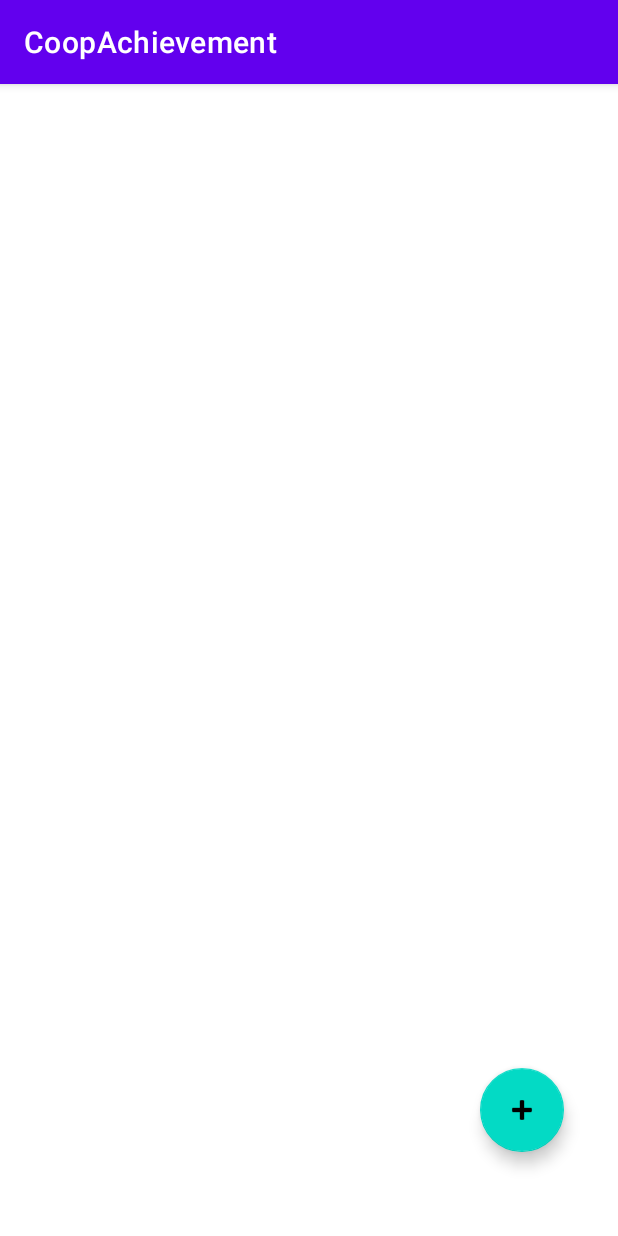
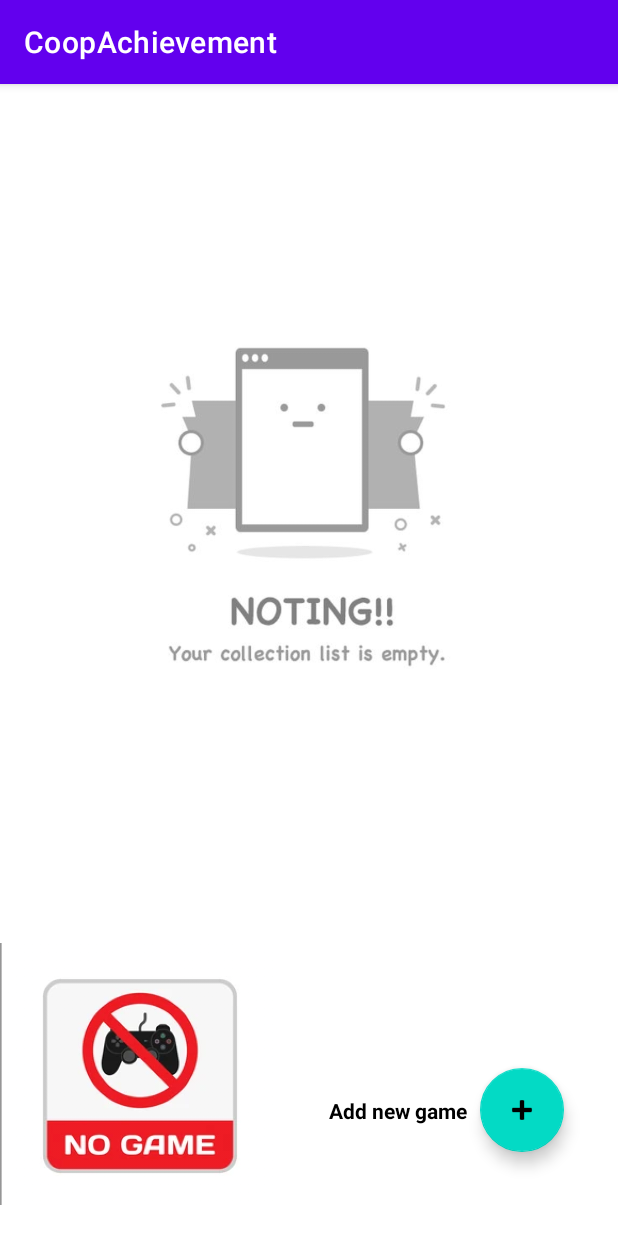
Before and after one commit to FraserW123/CoopAchievement, an Android app: the screen it shows after launch (MainActivity), on a phone screen of 412 x 824 dp. Run offline under Robolectric (Android 15) with nearby library versions, the phone set to English and light mode, and no system bars.

Commit message:
Added empty state in both main activity and gamesplayed.java

```diff
--- a/app/src/main/java/com/example/coopachievement/MainActivity.java
+++ b/app/src/main/java/com/example/coopachievement/MainActivity.java
@@ -8,6 +8,7 @@ import android.content.SharedPreferences;
 import android.os.Bundle;
 import android.util.Log;
 import android.widget.ArrayAdapter;
+import android.widget.ImageView;
 import android.widget.ListView;
 import android.widget.TextView;
 import android.widget.Toast;
@@ -21,19 +22,21 @@ import java.util.List;
 public class MainActivity extends AppCompatActivity {
     GameConfig gameConfig = GameConfig.getInstance();
     boolean startup = true;
+    ListView lvManager;
+    ImageView nogames;
+    ImageView nolist;
     @Override
     protected void onCreate(Bundle savedInstanceState) {
         super.onCreate(savedInstanceState);
         setContentView(R.layout.activity_main);
-
-
         findViewById(R.id.addGameConfig).setOnClickListener(v->{
             Intent intent = new Intent(this, GameTitle.class);
             System.out.println("game played so far "+gameConfig.getNumGame());
             intent.putExtra("new_game", gameConfig.getNumGame());
             startActivity(intent);
         });
-
+        nogames = findViewById(R.id.nogames);
+        nolist = findViewById(R.id.nolist);
         populateListView();
         listClick();
         storeGameList();
@@ -41,8 +44,8 @@ public class MainActivity extends AppCompatActivity {
     }
 
     private void listClick() {
-        ListView lvManager = findViewById(R.id.ListofGames);
-        lvManager.setOnItemClickListener((parent, view, position, id) -> {
+        ListView lvManager1 = findViewById(R.id.ListofGames);
+        lvManager1.setOnItemClickListener((parent, view, position, id) -> {
             TextView textView = (TextView) view;
             String message = "You clicked # " + position + ", which is game: " + textView.getText().toString();
             Toast.makeText(this, message, Toast.LENGTH_SHORT).show();
@@ -61,8 +64,10 @@ public class MainActivity extends AppCompatActivity {
 
         ArrayAdapter<String> adapter = new ArrayAdapter<>(
                 this, R.layout.list_game_config, list);
-        ListView lvManager = findViewById(R.id.ListofGames);
+        lvManager = findViewById(R.id.ListofGames);
         lvManager.setAdapter(adapter);
+        lvManager.setEmptyView(nolist);
+        lvManager.setEmptyView(nogames);
     }
 
 
--- a/app/src/main/res/layout/activity_add_score.xml
+++ b/app/src/main/res/layout/activity_add_score.xml
@@ -14,6 +14,7 @@
         android:layout_marginTop="88dp"
         android:text="Number of Players:"
         android:textSize="24sp"
+        android:textStyle="bold"
         app:layout_constraintStart_toStartOf="parent"
         app:layout_constraintTop_toTopOf="parent" />
 
@@ -47,6 +48,7 @@
         android:layout_marginTop="24dp"
         android:text="Score"
         android:textSize="24sp"
+        android:textStyle="bold"
         app:layout_constraintStart_toStartOf="parent"
         app:layout_constraintTop_toBottomOf="@+id/etn_num_players" />
 
--- a/app/src/main/res/layout/activity_game_title.xml
+++ b/app/src/main/res/layout/activity_game_title.xml
@@ -25,6 +25,7 @@
         android:layout_height="30dp"
         android:text="Name: "
         android:textSize="25sp"
+        android:textStyle="bold"
         app:layout_constraintBottom_toBottomOf="parent"
         app:layout_constraintEnd_toEndOf="parent"
         app:layout_constraintHorizontal_bias="0.078"
@@ -38,6 +39,7 @@
         android:layout_height="wrap_content"
         android:text="Description: "
         android:textSize="25sp"
+        android:textStyle="bold"
         app:layout_constraintBottom_toBottomOf="parent"
         app:layout_constraintEnd_toEndOf="parent"
         app:layout_constraintHorizontal_bias="0.091"
--- a/app/src/main/res/layout/activity_main.xml
+++ b/app/src/main/res/layout/activity_main.xml
@@ -21,11 +21,54 @@
         app:layout_constraintVertical_bias="0.921"
         app:srcCompat="@android:drawable/ic_input_add" />
 
+    <ImageView
+        android:id="@+id/nolist"
+        android:layout_width="wrap_content"
+        android:layout_height="wrap_content"
+        app:layout_constraintBottom_toBottomOf="parent"
+        app:layout_constraintEnd_toEndOf="parent"
+        app:layout_constraintHorizontal_bias="0.0"
+        app:layout_constraintStart_toStartOf="parent"
+        app:layout_constraintTop_toTopOf="parent"
+        app:layout_constraintVertical_bias="0.0"
+        app:srcCompat="@drawable/emptystate" />
+
+    <ImageView
+        android:id="@+id/nogames"
+        android:layout_width="185dp"
+        android:layout_height="216dp"
+        app:layout_constraintBottom_toBottomOf="parent"
+        app:layout_constraintEnd_toEndOf="parent"
+        app:layout_constraintHorizontal_bias="0.0"
+        app:layout_constraintStart_toStartOf="parent"
+        app:layout_constraintTop_toTopOf="parent"
+        app:layout_constraintVertical_bias="1.0"
+        app:srcCompat="@drawable/nogame" />
+
+    <TextView
+        android:id="@+id/textView"
+        android:layout_width="wrap_content"
+        android:layout_height="wrap_content"
+        android:text="Add new game"
+        android:textColor="@color/black"
+        android:textStyle="bold"
+        app:layout_constraintBottom_toBottomOf="parent"
+        app:layout_constraintEnd_toEndOf="parent"
+        app:layout_constraintHorizontal_bias="0.685"
+        app:layout_constraintStart_toStartOf="parent"
+        app:layout_constraintTop_toTopOf="parent"
+        app:layout_constraintVertical_bias="0.901" />
+
     <ListView
         android:id="@+id/ListofGames"
         android:layout_width="409dp"
         android:layout_height="620dp"
-        tools:layout_editor_absoluteX="1dp"
-        tools:layout_editor_absoluteY="1dp" />
+        app:layout_constraintBottom_toBottomOf="parent"
+        app:layout_constraintEnd_toEndOf="parent"
+        app:layout_constraintHorizontal_bias="0.0"
+        app:layout_constraintStart_toStartOf="parent"
+        app:layout_constraintTop_toTopOf="parent"
+        app:layout_constraintVertical_bias="0.0" />
+
 
 </androidx.constraintlayout.widget.ConstraintLayout>
```
Also changed, not shown: app/src/main/java/com/example/coopachievement/gamesplayed.java (+13 -3 lines), app/src/main/res/layout/activity_gamesplayed.xml (+38 -0 lines), app/src/main/res/drawable/emptystate.jpg (added), app/src/main/res/drawable/noboard.jpeg (added), app/src/main/res/drawable/nogame.png (added).
